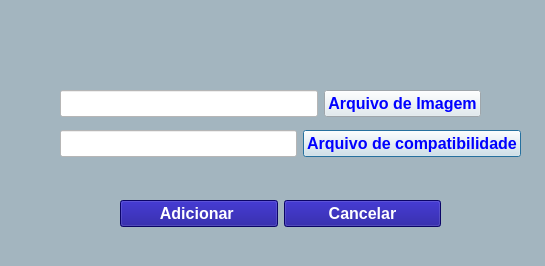
Above: dialog_selectimage_file.ui from TCC-PES-2022/ARIEL before the change. Below: the same form after it.
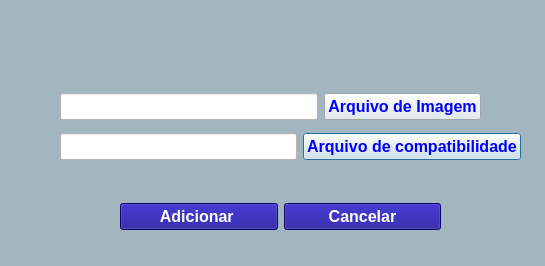
That is the form after the change. Icons and pictures are not drawn.

```diff
--- a/dialog_selectimage_file.ui
+++ b/dialog_selectimage_file.ui
@@ -13,6 +13,7 @@
   <property name="font">
    <font>
     <pointsize>12</pointsize>
+    <weight>75</weight>
     <bold>true</bold>
    </font>
   </property>
@@ -32,7 +33,7 @@
      <x>60</x>
      <y>130</y>
      <width>461</width>
-     <height>28</height>
+     <height>34</height>
     </rect>
    </property>
    <layout class="QHBoxLayout" name="horizontalLayout_2">
@@ -63,7 +64,7 @@
      <x>120</x>
      <y>200</y>
      <width>321</width>
-     <height>28</height>
+     <height>34</height>
     </rect>
    </property>
    <layout class="QHBoxLayout" name="horizontalLayout_3">
@@ -99,7 +100,7 @@
      <x>60</x>
      <y>90</y>
      <width>421</width>
-     <height>28</height>
+     <height>34</height>
     </rect>
    </property>
    <layout class="QHBoxLayout" name="horizontalLayout">
```
Left out of the diff: 19 changed lines with no effect on the pictures.
